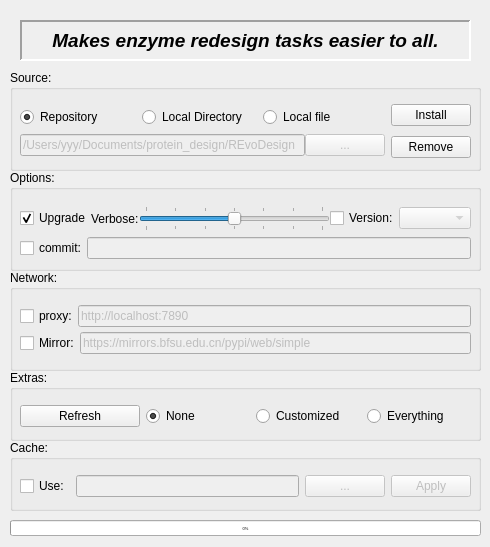
YaoYinYing/REvoDesign, file src/REvoDesign/UI/REvoDesign-PyMOL-entry.ui: the form before one commit.
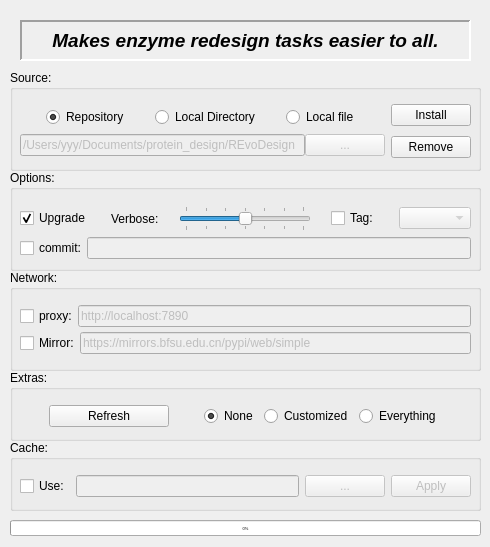
The form after the commit.

Commit message:
fix:minor on package manager
[ci skip]

The edit to the form file:
```diff
--- a/src/REvoDesign/UI/REvoDesign-PyMOL-entry.ui
+++ b/src/REvoDesign/UI/REvoDesign-PyMOL-entry.ui
@@ -71,6 +71,12 @@
         <layout class="QHBoxLayout" name="horizontalLayout_3">
          <item>
           <widget class="QRadioButton" name="radioButton_from_repo">
+           <property name="sizePolicy">
+            <sizepolicy hsizetype="Fixed" vsizetype="Fixed">
+             <horstretch>0</horstretch>
+             <verstretch>0</verstretch>
+            </sizepolicy>
+           </property>
            <property name="toolTip">
             <string>From GitHub repository</string>
            </property>
@@ -87,6 +93,12 @@
          </item>
          <item>
           <widget class="QRadioButton" name="radioButton_from_local_clone">
+           <property name="sizePolicy">
+            <sizepolicy hsizetype="Fixed" vsizetype="Fixed">
+             <horstretch>0</horstretch>
+             <verstretch>0</verstretch>
+            </sizepolicy>
+           </property>
            <property name="toolTip">
             <string>From project directory containing `pyproject.toml`</string>
            </property>
@@ -100,6 +112,12 @@
          </item>
          <item>
           <widget class="QRadioButton" name="radioButton_from_local_file">
+           <property name="sizePolicy">
+            <sizepolicy hsizetype="Fixed" vsizetype="Fixed">
+             <horstretch>0</horstretch>
+             <verstretch>0</verstretch>
+            </sizepolicy>
+           </property>
            <property name="toolTip">
             <string>From released zip/tarball file</string>
            </property>
@@ -208,7 +226,7 @@
    <property name="title">
     <string>Options:</string>
    </property>
-   <widget class="QWidget" name="">
+   <widget class="QWidget" name="layoutWidget">
     <property name="geometry">
      <rect>
       <x>10</x>
@@ -223,6 +241,9 @@
      </property>
      <item>
       <layout class="QHBoxLayout" name="horizontalLayout_5">
+       <property name="spacing">
+        <number>20</number>
+       </property>
        <item>
         <layout class="QHBoxLayout" name="horizontalLayout_4">
          <property name="spacing">
@@ -308,7 +329,7 @@
             <string/>
            </property>
            <property name="text">
-            <string>Version:</string>
+            <string>Tag:</string>
            </property>
           </widget>
          </item>
@@ -664,6 +685,12 @@
       <layout class="QHBoxLayout" name="horizontalLayout_12">
        <item>
         <widget class="QRadioButton" name="radioButton_extra_none">
+         <property name="sizePolicy">
+          <sizepolicy hsizetype="Fixed" vsizetype="Fixed">
+           <horstretch>0</horstretch>
+           <verstretch>0</verstretch>
+          </sizepolicy>
+         </property>
          <property name="toolTip">
           <string>Default setting with no extra dependencies.</string>
          </property>
@@ -680,6 +707,12 @@
        </item>
        <item>
         <widget class="QRadioButton" name="radioButton_extra_customized">
+         <property name="sizePolicy">
+          <sizepolicy hsizetype="Fixed" vsizetype="Fixed">
+           <horstretch>0</horstretch>
+           <verstretch>0</verstretch>
+          </sizepolicy>
+         </property>
          <property name="toolTip">
           <string>Customized extras picked from right panel.</string>
          </property>
@@ -693,6 +726,12 @@
        </item>
        <item>
         <widget class="QRadioButton" name="radioButton_extra_everything">
+         <property name="sizePolicy">
+          <sizepolicy hsizetype="Fixed" vsizetype="Fixed">
+           <horstretch>0</horstretch>
+           <verstretch>0</verstretch>
+          </sizepolicy>
+         </property>
          <property name="toolTip">
           <string>Install with all extras except unit tests</string>
          </property>
```
Left out of the diff: 6 changed lines with no effect on the pictures. The commit also changes 1 other file.
